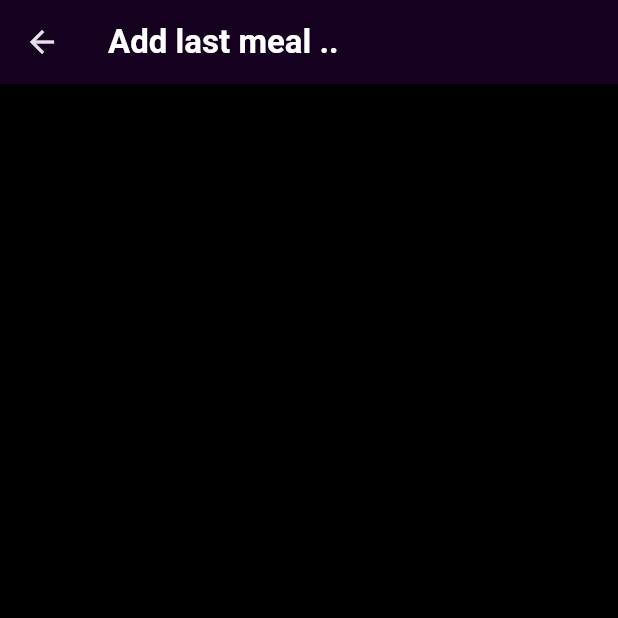
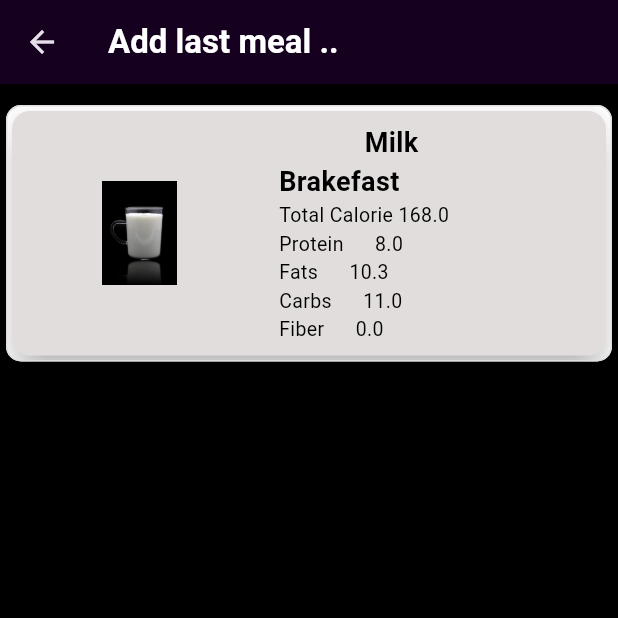
Before and after one commit to FathimaNooriya/fit-and-flourish, a Flutter app: the MealScreen screen opened directly, after a tap on the "add circle" icon, on a phone screen of 412 x 824 dp, the top half of it. Run offline on Flutter 3.47's test engine with Material 3 defaults, Android fonts, the light colour scheme and no system bars; our stand-ins replace fl_chart, flutter_local_notifications, group_radio_button, hive, hive_flutter, image_picker and 2 more; missing offline and left inert: android_alarm_manager_plus; accounts and stored records are empty.

Commit message:
Extra meal list added

```diff
--- a/lib/functions/meal_fn.dart
+++ b/lib/functions/meal_fn.dart
@@ -26,11 +26,44 @@ double targetCarbs = 0.0;
 double targetFiber = 0.0;
 int nextday = 1;
 bool mealProgress = false;
+List<AdminMealModel> constMealList = [
+  AdminMealModel(
+      mealName: "Chapati",
+      mealCategory: "Dinner",
+      mealCalorie: 85,
+      mealImage: "assets/images/chapati.jpg",
+      carbs: 17.4,
+      fat: 0.4,
+      protein: 3,
+      fiber: 17.4,
+      mealAmount: "1"),
+  AdminMealModel(
+      mealName: "Milk",
+      mealCategory: "Brakefast",
+      mealCalorie: 168,
+      mealImage: 'assets/images/milk.jpg',
+      carbs: 11,
+      fat: 10.3,
+      protein: 8,
+      fiber: 0,
+      mealAmount: "1 glass"),
+  AdminMealModel(
+      mealName: "Cheaken Biriyani",
+      mealCategory: "Lunch",
+      mealCalorie: 167,
+      mealImage: 'assets/images/chicken_biriyani.jpg',
+      carbs: 17.7,
+      fat: 6.8,
+      protein: 8,
+      fiber: .6,
+      mealAmount: "1 bowl")
+];
 
 addMealTolist(String category) async {
   await adminGetMealList();
+  List<AdminMealModel> myMealList = constMealList + adminMealList.value;
 
-  for (AdminMealModel element in adminMealList.value) {
+  for (AdminMealModel element in myMealList) {
     if (element.mealCategory == category) {
       meal.add(element);
     }
--- a/lib/screens/addlunch.dart
+++ b/lib/screens/addlunch.dart
@@ -52,11 +52,20 @@ class AddLunchScreen extends StatelessWidget {
                               SizedBox(
                                 width: 50,
                                 height: 100,
-                                child: Image(
-                                  image: FileImage(File(
-                                    mealData.mealImage,
-                                  )),
-                                ),
+                                child: mealData.mealImage.contains("assets")
+                                    ? Image(
+                                        image: AssetImage(mealData.mealImage),
+                                        // FileImage(File(
+                                        //     mealData.mealImage,
+                                        //   )),
+                                      )
+                                    : Image(
+                                        image:
+                                            //AssetImage(mealData.mealImage),
+                                            FileImage(File(
+                                          mealData.mealImage,
+                                        )),
+                                      ),
                               ),
 
                               // "assets/images/tea.png",
```
Also changed, not shown: assets/images/chapati.jpg (added), assets/images/chicken_biriyani.jpg (added), assets/images/milk.jpg (added).
